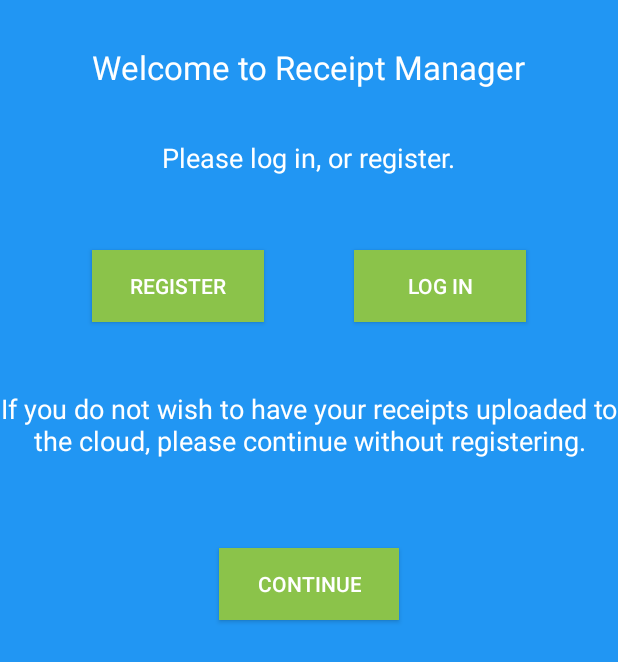
After one commit to TastyTaco/ReceiptManager-master, an Android app: the WelcomeActivity screen opened directly, with no data from a screen before it, on a phone screen of 412 x 824 dp. The commit adds this screen. Shown: the top 662 px of the screen. Run offline under Robolectric (Android 15) with nearby library versions, the phone set to English and light mode, and no system bars.

Commit message:
Welcome page, login and register page tidied up

```diff
--- a/app/src/main/AndroidManifest.xml
+++ b/app/src/main/AndroidManifest.xml
@@ -48,6 +48,10 @@
             android:label="Create Account" >
             android:parentActivityName=".HomeActivity" >
         </activity>
+        <activity
+            android:name=".WelcomeActivity"
+            android:label="@string/title_activity_welcome" >
+        </activity>
     </application>
 
 </manifest>
--- /dev/null
+++ b/app/src/main/java/com/example/luke/receiptmanager/WelcomeActivity.java
@@ -0,0 +1,69 @@
+package com.example.luke.receiptmanager;
+
+import android.app.Activity;
+import android.content.Intent;
+import android.support.v7.app.ActionBarActivity;
+import android.os.Bundle;
+import android.view.Menu;
+import android.view.MenuItem;
+import android.view.View;
+import android.widget.Button;
+
+
+public class WelcomeActivity extends Activity {
+
+    @Override
+    protected void onCreate(Bundle savedInstanceState) {
+        super.onCreate(savedInstanceState);
+        setContentView(R.layout.activity_welcome);
+
+        Button btnLogIn = (Button)findViewById(R.id.btnWelcomeLogIn);
+        btnLogIn.setOnClickListener(new View.OnClickListener() {
+            @Override
+            public void onClick(View view) {
+                Intent intent = new Intent(WelcomeActivity.this, LogOn.class);
+                startActivityForResult(intent, 0);
+            }
+        });
+
+        Button btnRegister = (Button)findViewById(R.id.btnWelcomeRegister);
+        btnRegister.setOnClickListener(new View.OnClickListener() {
+            @Override
+            public void onClick(View view) {
+                Intent intent = new Intent(WelcomeActivity.this, CreateAccount.class);
+                startActivityForResult(intent, 1);
+            }
+        });
+
+        Button btnContinue = (Button)findViewById(R.id.btnContinue);
+        btnContinue.setOnClickListener(new View.OnClickListener() {
+            @Override
+            public void onClick(View view) {
+                Intent intent = new Intent(WelcomeActivity.this, HomeActivity.class);
+                startActivityForResult(intent, 2);
+            }
+        });
+    }
+
+    @Override
+    public boolean onCreateOptionsMenu(Menu menu) {
+        // Inflate the menu; this adds items to the action bar if it is present.
+        getMenuInflater().inflate(R.menu.welcome, menu);
+        return true;
+    }
+
+    @Override
+    public boolean onOptionsItemSelected(MenuItem item) {
+        // Handle action bar item clicks here. The action bar will
+        // automatically handle clicks on the Home/Up button, so long
+        // as you specify a parent activity in AndroidManifest.xml.
+        int id = item.getItemId();
+
+        //noinspection SimplifiableIfStatement
+        if (id == R.id.action_settings) {
+            return true;
+        }
+
+        return super.onOptionsItemSelected(item);
+    }
+}
--- /dev/null
+++ b/app/src/main/res/layout/activity_welcome.xml
@@ -0,0 +1,82 @@
+<RelativeLayout xmlns:android="http://schemas.android.com/apk/res/android"
+    xmlns:tools="http://schemas.android.com/tools" android:layout_width="match_parent"
+    android:layout_height="match_parent"
+    tools:context="com.example.luke.receiptmanager.WelcomeActivity"
+    android:background="#2196F3">
+
+    <TextView
+        android:layout_width="wrap_content"
+        android:layout_height="wrap_content"
+        android:textAppearance="?android:attr/textAppearanceLarge"
+        android:text="Welcome to Receipt Manager"
+        android:id="@+id/textView6"
+        android:layout_marginTop="30dp"
+        android:textColor="#ffffff"
+        android:layout_alignParentTop="true"
+        android:layout_centerHorizontal="true" />
+
+    <TextView
+        android:layout_width="wrap_content"
+        android:layout_height="wrap_content"
+        android:textAppearance="?android:attr/textAppearanceMedium"
+        android:text="Please log in, or register."
+        android:id="@+id/textView7"
+        android:layout_marginTop="33dp"
+        android:textColor="#ffffff"
+        android:textAlignment="center"
+        android:layout_below="@+id/textView6"
+        android:layout_centerHorizontal="true" />
+
+    <Button
+        android:layout_width="wrap_content"
+        android:layout_height="wrap_content"
+        android:text="Register"
+        android:id="@+id/btnWelcomeRegister"
+        android:layout_below="@+id/textView7"
+        android:layout_alignLeft="@+id/textView6"
+        android:layout_alignStart="@+id/textView6"
+        android:layout_marginTop="49dp"
+        android:background="#8BC34A"
+        android:textColor="#ffffff"
+        android:paddingLeft="25dp"
+        android:paddingRight="25dp" />
+
+    <Button
+        android:layout_width="wrap_content"
+        android:layout_height="wrap_content"
+        android:text="Log in"
+        android:id="@+id/btnWelcomeLogIn"
+        android:background="#8BC34A"
+        android:textColor="#ffffff"
+        android:paddingLeft="35dp"
+        android:paddingRight="35dp"
+        android:layout_alignTop="@+id/btnWelcomeRegister"
+        android:layout_alignRight="@+id/textView6"
+        android:layout_alignEnd="@+id/textView6" />
+
+    <TextView
+        android:layout_width="fill_parent"
+        android:layout_height="wrap_content"
+        android:textAppearance="?android:attr/textAppearanceMedium"
+        android:text="If you do not wish to have your receipts uploaded to the cloud, please continue without registering."
+        android:id="@+id/textView8"
+        android:layout_marginTop="45dp"
+        android:textColor="#ffffff"
+        android:textAlignment="center"
+        android:gravity="center"
+        android:layout_below="@+id/btnWelcomeRegister"
+        android:layout_centerHorizontal="true" />
+
+    <Button
+        android:layout_width="wrap_content"
+        android:layout_height="wrap_content"
+        android:text="Continue"
+        android:id="@+id/btnContinue"
+        android:layout_marginTop="59dp"
+        android:background="#8BC34A"
+        android:textColor="#ffffff"
+        android:paddingLeft="25dp"
+        android:paddingRight="25dp"
+        android:layout_below="@+id/textView8"
+        android:layout_centerHorizontal="true" />
+</RelativeLayout>
--- /dev/null
+++ b/app/src/main/res/menu/welcome.xml
@@ -0,0 +1,7 @@
+<menu xmlns:android="http://schemas.android.com/apk/res/android"
+    xmlns:app="http://schemas.android.com/apk/res-auto"
+    xmlns:tools="http://schemas.android.com/tools"
+    tools:context="com.example.luke.receiptmanager.WelcomeActivity">
+    <item android:id="@+id/action_settings" android:title="@string/action_settings"
+        android:orderInCategory="100" app:showAsAction="never" />
+</menu>
--- a/app/src/main/res/values/strings.xml
+++ b/app/src/main/res/values/strings.xml
@@ -10,6 +10,7 @@
     <string name="addReceiptBtn">Add Receipt</string>
     <string name="title_activity_add_categories">Add Categories</string>
     <string name="title_activity_log_on">LogOn</string>
+    <string name="title_activity_welcome">WelcomeActivity</string>
 
     <!--<string-array name="listCategories">
         <item>Groceries</item>
```
Also changed, not shown: app/src/main/res/layout/activity_log_on.xml (+19 -11 lines), app/src/main/res/layout/create_account.xml (+37 -10 lines).
